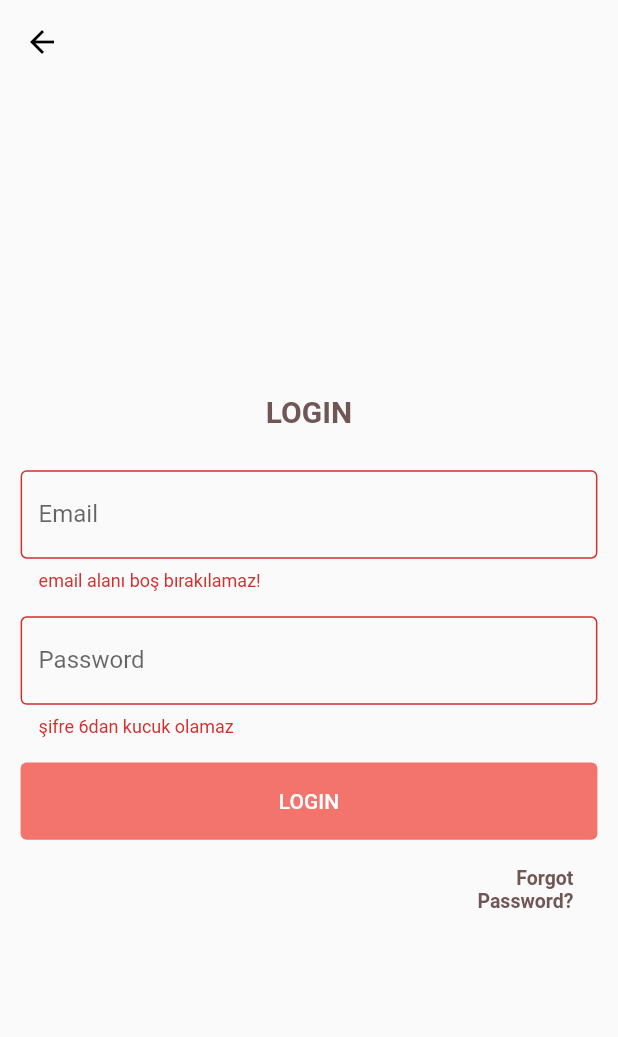
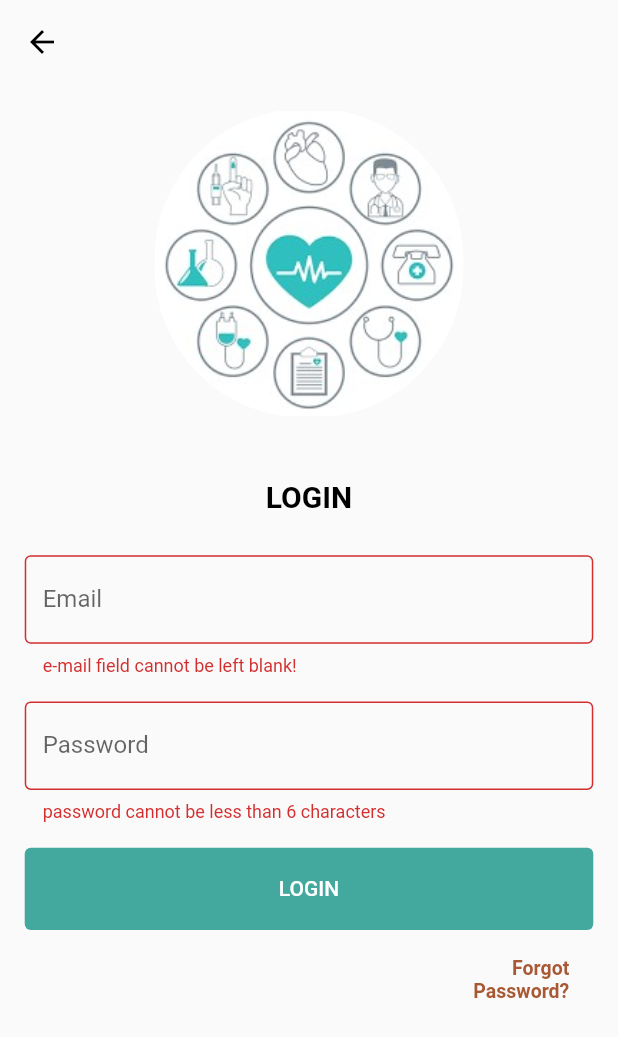
Before and after one commit to tutunamayanlar2021/aile_hekimligi_uygulamasi, a Flutter app: the screen it shows after launch, after a tap on "LOGIN", on a phone screen of 412 x 824 dp. Shown: the top 1037 px of the screen. Run offline on Flutter 3.47's test engine with Material 2 defaults, Android fonts, the phone set to English and light mode, and no system bars; our stand-ins replace email_validator, firebase_auth, firebase_core; accounts and stored records are empty; network calls fail.

Commit message:
giriş ekranı kontrolleri yapıldı

```diff
--- a/lib/constants/color_constant.dart
+++ b/lib/constants/color_constant.dart
@@ -6,9 +6,9 @@ class ColorConstants {
   static ColorConstants instance = ColorConstants._init();
   ColorConstants._init();
 
-  final blackBrown = const Color(0xff705654);
+  final blackBrown = const Color(0xffA85832);
   final black = const Color(0xff000000);
-  final flower = const Color(0xffF2746D);
+  final flower = const Color(0xff43A89E);
   final skin = const Color(0xffF0B7B4);
   final coffeBrown = const Color(0xff703632);
   final blackSkin = const Color(0xffBD908E);
--- a/lib/constants/style_constant.dart
+++ b/lib/constants/style_constant.dart
@@ -13,7 +13,7 @@ class StyleConstants {
       TextStyle(fontSize: 25, color: ColorConstants.instance.blackBrown);
   final mTitle = TextStyle(
       fontSize: 20,
-      color: ColorConstants.instance.blackBrown,
+      color: ColorConstants.instance.black,
       fontWeight: FontWeight.bold);
   final mTitleBlack = TextStyle(
       fontSize: 20,
--- a/lib/main.dart
+++ b/lib/main.dart
@@ -1,4 +1,6 @@
 import 'package:aile_hekimligi_uygulamasi/service/firebase_service.dart';
+import 'package:aile_hekimligi_uygulamasi/view/home/home_view.dart';
+import 'package:firebase_auth/firebase_auth.dart';
 import 'package:firebase_core/firebase_core.dart';
 import 'package:flutter/material.dart';
 
@@ -19,9 +21,19 @@ class MyApp extends StatelessWidget {
 
   @override
   Widget build(BuildContext context) {
+// Define a widget
+    Widget firstWidget;
+
+// Assign widget based on availability of currentUser
+    if (FirebaseAuth.instance.currentUser == null) {
+      firstWidget = const FirebaseService();
+    } else {
+      firstWidget = const HomeView();
+    }
+
     return MaterialApp(
       title: 'Material App',
-      home: FirebaseService(),
+      home: firstWidget,
     );
   }
 }
--- a/lib/service/firebase_service.dart
+++ b/lib/service/firebase_service.dart
@@ -1,6 +1,4 @@
 import 'dart:async';
-
-import 'package:aile_hekimligi_uygulamasi/view/login/forgot_password.dart';
 import 'package:firebase_auth/firebase_auth.dart';
 import 'package:flutter/material.dart';
 
@@ -34,25 +32,31 @@ class _FirebaseServiceState extends State<FirebaseService> {
     var pageWidth = MediaQuery.of(context).size.width;
     var pageHeight = MediaQuery.of(context).size.height;
 
+    /// other way there is no user logged.
     return Container(
-      decoration: BoxDecoration(
-          gradient: LinearGradient(
-              colors: [Colors.black12, Colors.black87],
-              begin: Alignment.center,
-              end: Alignment.bottomCenter),
+        decoration: const BoxDecoration(
           image: DecorationImage(
               image: NetworkImage(
                   "https://previews.123rf.com/images/leoedition/leoedition1710/leoedition171000645/88767567-medical-background-medical-care-health-care-vector-medicine-illustration.jpg"),
-              fit: BoxFit.cover)),
+              fit: BoxFit.cover),
+        ),
         child: Scaffold(
           backgroundColor: Colors.transparent,
-        body: Form(
+          body: Center(
+            child: Container(
+              decoration: BoxDecoration(
+                borderRadius: BorderRadius.circular(20),
+                color: Colors.white,
+              ),
+              width: pageWidth / 1.2,
+              height: pageHeight / 2,
+              child: Form(
                   autovalidateMode: AutovalidateMode.onUserInteraction,
                   key: formKey,
                   child: Padding(
                     padding: EdgeInsets.all(pageWidth / 30),
                     child: Column(
-                crossAxisAlignment: CrossAxisAlignment.start,
+                      crossAxisAlignment: CrossAxisAlignment.center,
                       mainAxisAlignment: MainAxisAlignment.center,
                       children: [
                         Text(
@@ -93,12 +97,14 @@ class _FirebaseServiceState extends State<FirebaseService> {
                             ElevatedButton(
                               style: ElevatedButton.styleFrom(
                                   elevation: 0,
-                            primary: Theme.of(context).scaffoldBackgroundColor),
+                                  primary: Theme.of(context)
+                                      .scaffoldBackgroundColor),
                               onPressed: () async {
                                 Navigator.push(
                                     context,
                                     MaterialPageRoute(
-                                  builder: (context) => const LoginView()));
+                                        builder: (context) =>
+                                            const LoginView()));
                                 //login();
                               },
                               child: Text(
@@ -112,7 +118,8 @@ class _FirebaseServiceState extends State<FirebaseService> {
                     ),
                   )),
             ),
-    );
+          ),
+        ));
   }
 
   Future<void> createUser() async {
@@ -126,13 +133,12 @@ class _FirebaseServiceState extends State<FirebaseService> {
           .hasMatch(_email);
 
       if (!emailValid) {
-        showError("lütfen geçerli bir mail adresi giriniz");
+        showError("Please enter valid email and password!");
       }
 
       if (e.toString().contains(
           "The email address is already in use by another account.")) {
-        showError(
-            "E-posta adresi zaten başka bir hesap tarafından kullanılıyor.");
+        showError("Email address is already in use by another account.");
       }
       debugPrint(e.toString());
     }
@@ -145,27 +151,29 @@ class _FirebaseServiceState extends State<FirebaseService> {
       var userCredential = await auth.signInWithEmailAndPassword(
           email: _email, password: _password);
       debugPrint(userCredential.toString());
+      if (mounted) {
         Navigator.push(
             context, MaterialPageRoute(builder: (context) => const HomeView()));
+      }
     } catch (e) {
       bool emailValid = RegExp(
               r"^[a-zA-Z0-9.a-zA-Z0-9.!#$%&'*+-/=?^_`{|}~]+@[a-zA-Z0-9]+\.[a-zA-Z]+")
           .hasMatch(_email);
 
       if (!emailValid) {
-        showError("lütfen geçerli bir mail adresi giriniz");
+        showError("Please enter valid email");
       }
       debugPrint(e.toString());
       if (e.toString().contains("password is invalid")) {
-        showError("şifre yanlış");
+        showError("Wrong password!");
       }
       if (e.toString().contains("has not been initialized.")) {
-        showError("lütfen e mail ve şifrenizi giriniz");
+        showError("Please enter your e-mail and password!");
       }
 
       if (e.toString().contains("blocked")) {
         showError(
-            "Olağandışı etkinlik nedeniyle bu cihazdan gelen tüm istekleri engelledik. Daha sonra tekrar deneyin.");
+            "All requests from this device have been blocked due to Unusual activity. Try again later.");
       }
     }
   }
@@ -193,7 +201,9 @@ class _FirebaseServiceState extends State<FirebaseService> {
   TextFormField userPasswordTextfield() {
     return TextFormField(
       validator: (value) {
-        return (value ?? '').length > 5 ? null : 'şifre 6dan kucuk olamaz';
+        return (value ?? '').length > 5
+            ? null
+            : 'password cannot be less than 6 characters';
       },
       onChanged: (value) => setState(() {
         _password = value;
@@ -207,8 +217,9 @@ class _FirebaseServiceState extends State<FirebaseService> {
 
   TextFormField userNameTextField() {
     return TextFormField(
-      validator: (value) =>
-          (value ?? '').isNotEmpty ? null : 'email alanı boş bırakılamaz!',
+      validator: (value) => (value ?? '').isNotEmpty
+          ? null
+          : 'e-mail field cannot be left blank!',
       onChanged: (value) => setState(() {
         _email = value;
       }),
--- a/lib/view/home/home_view.dart
+++ b/lib/view/home/home_view.dart
@@ -15,9 +15,6 @@ class _HomeViewState extends State<HomeView> {
       appBar: AppBar(
         elevation: 0,
         backgroundColor: Theme.of(context).scaffoldBackgroundColor,
-        leading: BackButton(
-          color: Colors.black,
-        ),
       ),
       body: Container(
         child: Center(child: Text("GİRİŞ BAŞARILI")),
--- a/lib/view/login/forgot_password.dart
+++ b/lib/view/login/forgot_password.dart
@@ -95,7 +95,7 @@ class _ForgotPageState extends State<ForgotPage> {
                       style: StyleConstants().sbTitle,
                     ))
               ],
-              title: const Text("Hata!"),
+              title: const Text("Error!"),
               // contentPadding: EdgeInsets.all(10),
               content: Text(message),
             ));
@@ -113,10 +113,10 @@ class _ForgotPageState extends State<ForgotPage> {
           .hasMatch(email);
 
       if (!emailValid) {
-        showError("lütfen geçerli bir mail adresi giriniz");
+        showError("Please enter valid email!");
       }
       if (EmailValidator.validate(email)) {
-        showError("No such user found");
+        showError("No such user found!");
       }
     }
   }
--- a/lib/view/login/login_view.dart
+++ b/lib/view/login/login_view.dart
@@ -50,15 +50,30 @@ class _LoginViewState extends State<LoginView> {
           color: Colors.black,
         ),
       ),
-        body: Form(
+      body: ListView(children: [
+        Form(
           autovalidateMode: AutovalidateMode.always,
           key: formKey,
           child: Padding(
-            padding: EdgeInsets.all(pageWidth / 30),
+            padding: EdgeInsets.all(pageWidth / 25),
             child: Column(
               crossAxisAlignment: CrossAxisAlignment.start,
               mainAxisAlignment: MainAxisAlignment.center,
               children: [
+                Center(
+                  child: Container(
+                    width: pageWidth / 2,
+                    height: pageHeight / 4,
+                    decoration: BoxDecoration(
+                        borderRadius: BorderRadius.circular(100),
+                        image: DecorationImage(
+                          image: AssetImage("assets/images/images.jpg"),
+                        )),
+                  ),
+                ),
+                SizedBox(
+                  height: pageHeight / 20,
+                ),
                 Center(
                   child: Text(
                     "LOGIN",
@@ -78,7 +93,7 @@ class _LoginViewState extends State<LoginView> {
                 ),
                 SizedBox(
                   width: pageWidth,
-                  height: pageHeight / 16,
+                  height: pageHeight / 15,
                   child: ElevatedButton(
                     style: ElevatedButton.styleFrom(
                         elevation: 0, primary: ColorConstants.instance.flower),
@@ -111,7 +126,9 @@ class _LoginViewState extends State<LoginView> {
               ],
             ),
           ),
-        ));
+        ),
+      ]),
+    );
   }
 
   Future<void> login() async {
@@ -121,7 +138,7 @@ class _LoginViewState extends State<LoginView> {
       var userCredential = await auth.signInWithEmailAndPassword(
           email: _email, password: _password);
       debugPrint(userCredential.toString());
-      if (_email.isNotEmpty) {
+      if (mounted) {
         Navigator.push(
             context, MaterialPageRoute(builder: (context) => HomeView()));
       }
@@ -131,19 +148,19 @@ class _LoginViewState extends State<LoginView> {
           .hasMatch(_email);
 
       if (!emailValid) {
-        showError("lütfen geçerli email ve password bilgisi giriniz");
+        showError("Please enter valid email and password!");
       }
 
       debugPrint(e.toString());
-      if (e.toString().contains("password is invalid")) {
-        showError("şifre yanlış");
+      if (e.toString().contains("Password is invalid")) {
+        showError("Wrong password");
       }
       if (e.toString().contains("has not been initialized.")) {
-        showError("lütfen e mail ve şifrenizi giriniz");
+        showError("Please enter your e-mail and password");
       }
       if (e.toString().contains("blocked")) {
         showError(
-            "Olağandışı etkinlik nedeniyle bu cihazdan gelen tüm istekleri engelledik. Daha sonra tekrar deneyin.");
+            "All requests from this device have been blocked due to Unusual activity. Try again later.");
       }
     }
   }
@@ -172,7 +189,9 @@ class _LoginViewState extends State<LoginView> {
     return TextFormField(
       controller: _passwordController,
       validator: (value) {
-        return (value ?? '').length > 5 ? null : 'şifre 6dan kucuk olamaz';
+        return (value ?? '').length > 5
+            ? null
+            : 'password cannot be less than 6 characters';
       },
       onChanged: (value) => setState(() {
         _password = value;
@@ -187,8 +206,9 @@ class _LoginViewState extends State<LoginView> {
   TextFormField userNameTextField() {
     return TextFormField(
       controller: _emailController,
-      validator: (value) =>
-          (value ?? '').isNotEmpty ? null : 'email alanı boş bırakılamaz!',
+      validator: (value) => (value ?? '').isNotEmpty
+          ? null
+          : 'e-mail field cannot be left blank!',
       onChanged: (value) => setState(() {
         _email = value;
       }),
--- a/pubspec.yaml
+++ b/pubspec.yaml
@@ -61,8 +61,8 @@ flutter:
   uses-material-design: true
 
   # To add assets to your application, add an assets section, like this:
-  # assets:
-  #   - images/a_dot_burr.jpeg
+  assets:
+    - assets/images/
   #   - images/a_dot_ham.jpeg
 
   # An image asset can refer to one or more resolution-specific "variants", see
```
Also changed, not shown: assets/images/images.jpg (added). Lines whose indentation alone changed are shown as unchanged.
